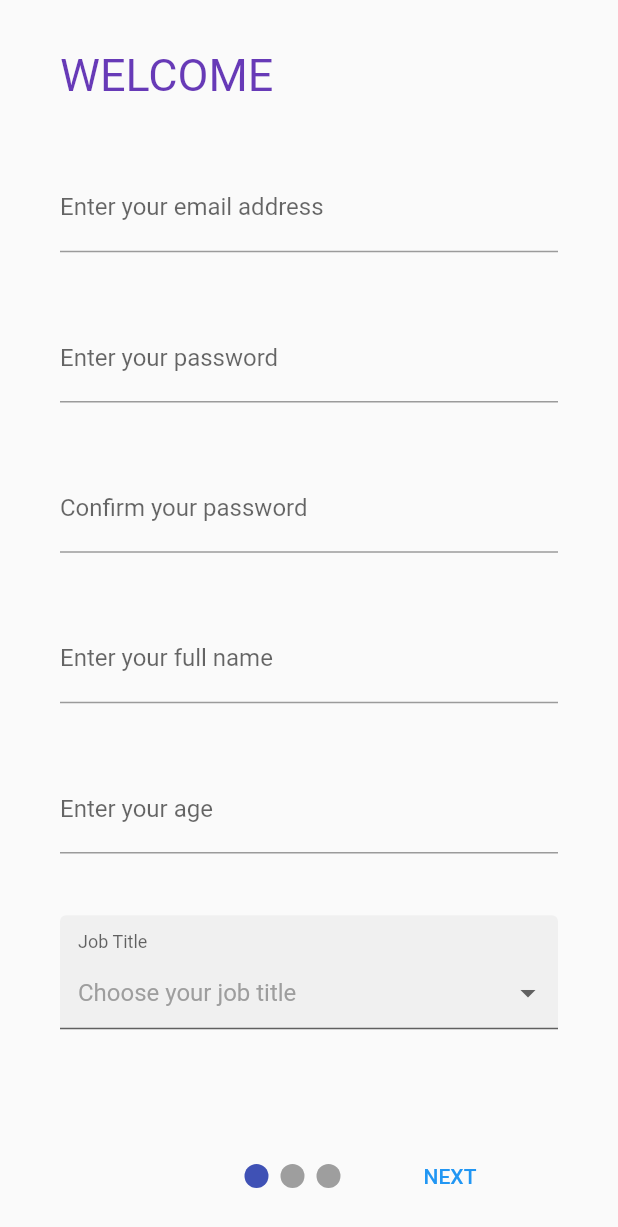
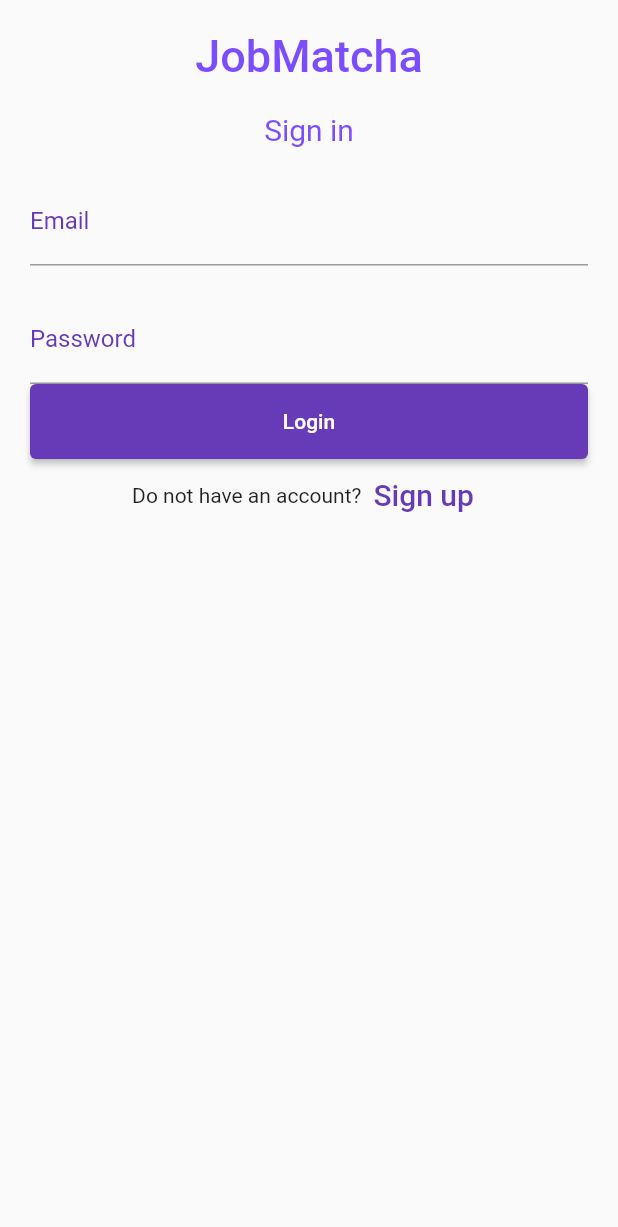
Before and after one commit to CarahPrinsloo/JobMatcha, a Flutter app: the screen it shows after launch, on a phone screen of 412 x 824 dp. Shown: the top 1227 px of the screen. Run offline on Flutter 3.47's test engine with Material 2 defaults, Android fonts, the phone set to English and light mode, and no system bars; drawn by our look-alikes of dropdown_formfield, smooth_page_indicator; our stand-ins replace flutter_svg, image_picker; missing offline and left inert: pointycastle; Roboto replaces fonts that are missing (Georgia, Hind); project files that could hold a hidden picture were left out.

Commit message:
Added login functionality to the client app

```diff
--- a/client-app/lib/main.dart
+++ b/client-app/lib/main.dart
@@ -1,4 +1,5 @@
 import 'package:client_app/views/onboarding_page.dart';
+import 'package:client_app/views/register_login_page.dart';
 import 'package:flutter/material.dart';
 import 'package:provider/provider.dart';
 
@@ -15,10 +16,26 @@ class MyApp extends StatelessWidget {
 
   @override
   Widget build(BuildContext context) {
-    return const MaterialApp(
-      title: 'JobMatcha',
+    return MaterialApp(
+      theme: ThemeData(
+        // Define the default brightness and colors.
+        primaryColor: Colors.indigo[700],
+
+        // Define the default font family.
+        fontFamily: 'Georgia',
+
+        // Define the default `TextTheme`. Use this to specify the default
+        // text styling for headlines, titles, bodies of text, and more.
+        textTheme: const TextTheme(
+          headline1: TextStyle(fontSize: 72.0, fontWeight: FontWeight.bold),
+          headline6: TextStyle(fontSize: 36.0, fontStyle: FontStyle.italic),
+          bodyText2: TextStyle(fontSize: 14.0, fontFamily: 'Hind'),
+        ),
+      ),
       debugShowCheckedModeBanner: false,
-      home: OnboardingPage(),
+      home: const Scaffold(
+        body: RegisterLoginPage(),
+      ),
     );
   }
 }
--- a/client-app/lib/models/user.dart
+++ b/client-app/lib/models/user.dart
@@ -37,8 +37,8 @@ class User {
         image = json['image'],
         bio = json['bio'],
         jobTitle = json['jobTitle'],
-        education = json['education'],
-        workExperience = json['workExperience'],
+        education = json['education'].map((education) => Education.fromJson(education)).toList(),
+        workExperience = json['workExperience'].map((workExperience) => WorkExperience.fromJson(workExperience)).toList(),
         projectsLink = json['projectsLink'];
 
   Map<String, dynamic> toJson() {
--- a/client-app/lib/views/onboarding_page.dart
+++ b/client-app/lib/views/onboarding_page.dart
@@ -119,7 +119,7 @@ class _OnboardingPageState extends State<OnboardingPage> {
                 );
 
                 UserController controller = UserController();
-                await controller.addUser(user, context);
+                await controller.addUser(user);
                 _redirectIfOnboardingSuccessful(controller);
               }
             },
--- /dev/null
+++ b/client-app/lib/views/register_login_page.dart
@@ -0,0 +1,188 @@
+import 'package:client_app/controller/user_controller.dart';
+import 'package:client_app/models/security/encryption.dart';
+import 'package:client_app/models/user.dart';
+import 'package:client_app/views/onboarding_page.dart';
+import 'package:flutter/material.dart';
+
+import 'home_page.dart';
+
+class RegisterLoginPage extends StatefulWidget {
+  const RegisterLoginPage({Key? key}) : super(key: key);
+
+  @override
+  State<RegisterLoginPage> createState() => _RegisterLoginPageState();
+}
+
+class _RegisterLoginPageState extends State<RegisterLoginPage> {
+  TextEditingController nameController = TextEditingController();
+  TextEditingController passwordController = TextEditingController();
+
+  @override
+  Widget build(BuildContext context) {
+    return Padding(
+        padding: const EdgeInsets.all(10),
+        child: ListView(
+          children: <Widget>[
+            _title(),
+            _signInTitle(),
+            _emailTextField(),
+            _passwordTextField(),
+            _loginElevatedButton(),
+            _signUpRow(context),
+          ],
+        ));
+  }
+
+  Container _title() {
+    return Container(
+      alignment: Alignment.center,
+      padding: const EdgeInsets.all(10),
+      child: const Text(
+        'JobMatcha',
+        style: TextStyle(
+          color: Colors.deepPurpleAccent,
+          fontWeight: FontWeight.w500,
+          fontSize: 30,
+        ),
+      ),
+    );
+  }
+
+  Container _signInTitle() {
+    return Container(
+      alignment: Alignment.center,
+      padding: const EdgeInsets.all(10),
+      child: const Text(
+        'Sign in',
+        style: TextStyle(
+          fontSize: 20,
+          color: Colors.deepPurpleAccent,
+        ),
+      ),
+    );
+  }
+
+  Container _emailTextField() {
+    return Container(
+      padding: const EdgeInsets.all(10),
+      child: TextField(
+        style: const TextStyle(
+          color: Colors.deepPurpleAccent,
+        ),
+        controller: nameController,
+        decoration: const InputDecoration(
+          focusedBorder: OutlineInputBorder(
+            borderSide: BorderSide(color: Colors.deepPurple, width: 1.1),
+          ),
+          labelText: 'Email',
+          labelStyle: TextStyle(
+            color: Colors.deepPurple,
+          ),
+        ),
+      ),
+    );
+  }
+
+  Container _passwordTextField() {
+    return Container(
+      padding: const EdgeInsets.fromLTRB(10, 10, 10, 0),
+      child: TextField(
+        style: const TextStyle(
+          color: Colors.deepPurpleAccent,
+        ),
+        obscureText: true,
+        controller: passwordController,
+        decoration: const InputDecoration(
+          focusedBorder: OutlineInputBorder(
+            borderSide: BorderSide(color: Colors.deepPurple, width: 1.1),
+          ),
+          labelText: 'Password',
+          labelStyle: TextStyle(
+            color: Colors.deepPurple,
+          ),
+        ),
+      ),
+    );
+  }
+
+  Container _loginElevatedButton() {
+    return Container(
+      height: 50,
+      padding: const EdgeInsets.fromLTRB(10, 0, 10, 0),
+      child: ElevatedButton(
+        style: ElevatedButton.styleFrom(
+          primary: Colors.deepPurple,
+        ),
+        child: const Text(
+          'Login',
+          style: TextStyle(
+            color: Colors.white,
+          ),
+        ),
+        onPressed: () {
+          _loginUser();
+        },
+      ),
+    );
+  }
+
+  Row _signUpRow(BuildContext context) {
+    return Row(
+            children: <Widget>[
+              const Text('Do not have an account?'),
+              TextButton(
+                child: const Text(
+                  'Sign up',
+                  style: TextStyle(
+                    fontSize: 20,
+                    color: Colors.deepPurple,
+                  ),
+                ),
+                onPressed: () {
+                  Navigator.push(
+                    context,
+                    MaterialPageRoute(
+                        builder: (context) => const OnboardingPage()),
+                  );
+                },
+              )
+            ],
+            mainAxisAlignment: MainAxisAlignment.center,
+          );
+  }
+
+  void _loginUser() async {
+    UserController controller = UserController();
+
+    String? password = Encryption.encrypt(passwordController.text);
+    if (password == null) {
+      ScaffoldMessenger.of(context).showSnackBar(
+        const SnackBar(
+          content: Text("Internal server error - try again."),
+        ),
+      );
+      return ;
+    }
+
+    User? user = await controller.loginUser(nameController.text, password);
+    if (!controller.getIsSuccessfulResponse()!) {
+      ScaffoldMessenger.of(context).showSnackBar(
+        const SnackBar(
+          content: Text("Invalid login information."),
+        ),
+      );
+      controller.resetIsSuccessfulResponse();
+      return ;
+    }
+
+    controller.resetIsSuccessfulResponse();
+    //TODO: add user as field in HomePage constructor
+    if (user != null) {
+      Navigator.push(
+        context,
+        MaterialPageRoute(builder: (context) => const HomePage()),
+      );
+    }
+
+  }
+}
```
Also changed, not shown: client-app/lib/controller/user_controller.dart (+10 -1 lines), client-app/lib/models/webService/http_service.dart (+21 -0 lines).
